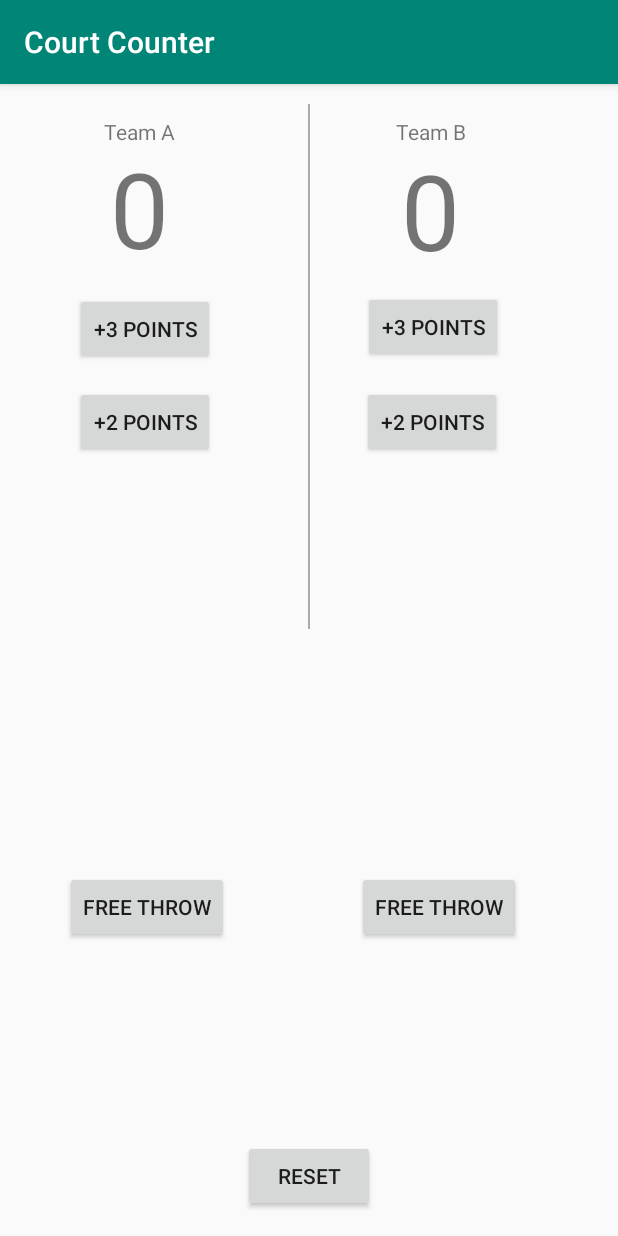
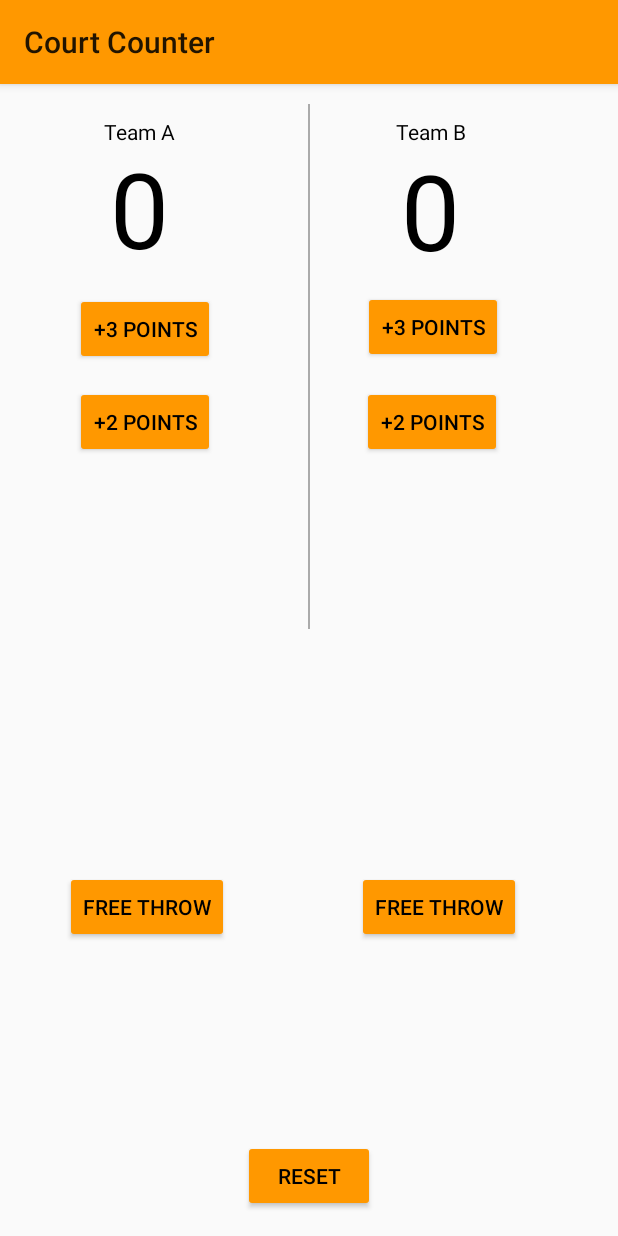
Before and after one commit to harshagr18/AndroidLearning, an Android app: the screen it shows after launch (MainActivity), on a phone screen of 412 x 824 dp. Run offline under Robolectric (Android 15) with nearby library versions, the phone set to English and light mode, and no system bars.

Commit message:
Added colour to the application :)

```diff
--- a/CourtCounter/app/src/main/res/values/styles.xml
+++ b/CourtCounter/app/src/main/res/values/styles.xml
@@ -1,11 +1,13 @@
 <resources>
 
     <!-- Base application theme. -->
-    <style name="AppTheme" parent="Theme.AppCompat.Light.DarkActionBar">
+    <style name="AppTheme" parent="Theme.AppCompat.Light">
         <!-- Customize your theme here. -->
-        <item name="colorPrimary">@color/colorPrimary</item>
+        <item name="colorPrimary">#FF9800</item>
         <item name="colorPrimaryDark">@color/colorPrimaryDark</item>
         <item name="colorAccent">@color/colorAccent</item>
+        <item name="colorButtonNormal">#FF9800</item>
+        <item name="android:textColor">#000000</item>
     </style>
 
 </resources>
```
